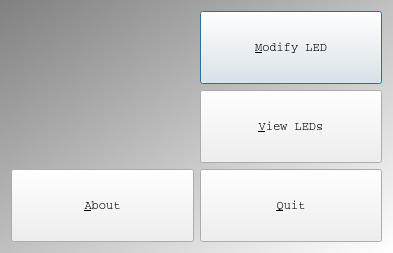
The window that qttestledmenudialog.ui (Wt-Works/TestLed) describes before a commit, drawn with Qt 5.
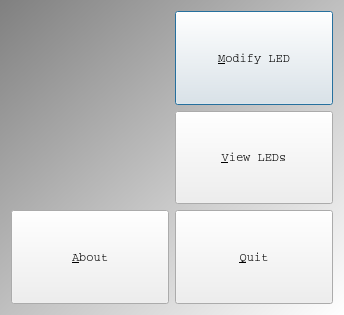
The same window after the commit. Icons and pictures are not drawn.

Diff of the .ui file:
```diff
--- a/qttestledmenudialog.ui
+++ b/qttestledmenudialog.ui
@@ -6,8 +6,8 @@
    <rect>
     <x>0</x>
     <y>0</y>
-    <width>393</width>
-    <height>253</height>
+    <width>344</width>
+    <height>315</height>
    </rect>
   </property>
   <property name="font">
```
Left out of the diff: 6 changed lines with no effect on the pictures.
